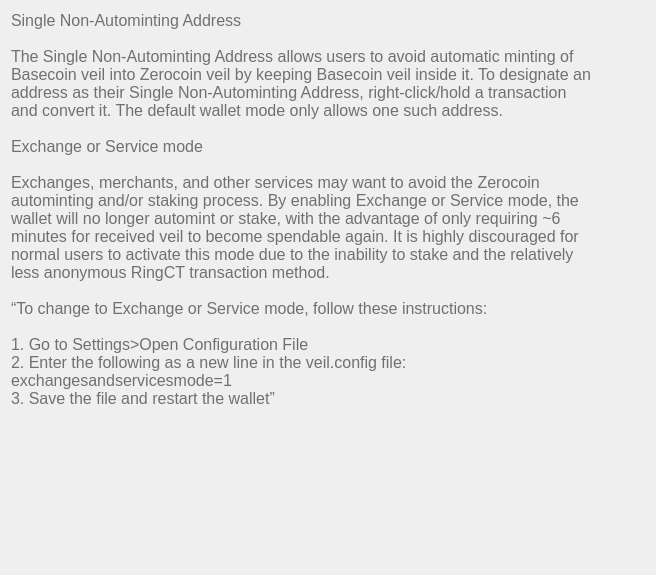
This is src/qt/veil/forms/settingsfaq06.ui in Veil-Project/veil as Qt 5 draws it before an edit. The edited form follows.
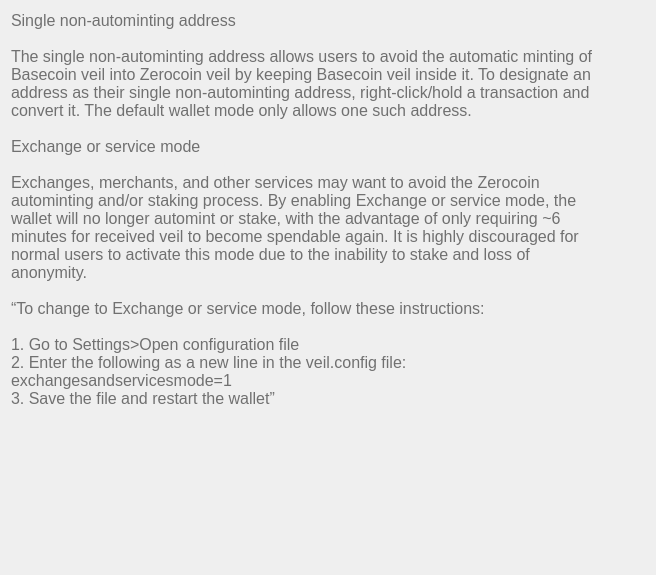
This is the edited form.

Commit message: Remove or update of Zerocoin privacy mentions

```diff
--- a/src/qt/veil/forms/settingsfaq06.ui
+++ b/src/qt/veil/forms/settingsfaq06.ui
@@ -33,17 +33,17 @@
       <string notr="true">font-weight:200;</string>
      </property>
      <property name="text">
-      <string>Single Non-Autominting Address
+      <string>Single non-autominting address
 
-The Single Non-Autominting Address allows users to avoid automatic minting of Basecoin veil into Zerocoin veil by keeping Basecoin veil inside it. To designate an address as their Single Non-Autominting Address, right-click/hold a transaction and convert it. The default wallet mode only allows one such address.
+The single non-autominting address allows users to avoid the automatic minting of Basecoin veil into Zerocoin veil by keeping Basecoin veil inside it. To designate an address as their single non-autominting address, right-click/hold a transaction and convert it. The default wallet mode only allows one such address.
 
-Exchange or Service mode
+Exchange or service mode
 
-Exchanges, merchants, and other services may want to avoid the Zerocoin autominting and/or staking process. By enabling Exchange or Service mode, the wallet will no longer automint or stake, with the advantage of only requiring ~6 minutes for received veil to become spendable again. It is highly discouraged for normal users to activate this mode due to the inability to stake and the relatively less anonymous RingCT transaction method.
+Exchanges, merchants, and other services may want to avoid the Zerocoin autominting and/or staking process. By enabling Exchange or service mode, the wallet will no longer automint or stake, with the advantage of only requiring ~6 minutes for received veil to become spendable again. It is highly discouraged for normal users to activate this mode due to the inability to stake and loss of anonymity.
 
-“To change to Exchange or Service mode, follow these instructions:
+“To change to Exchange or service mode, follow these instructions:
 
-1. Go to Settings&gt;Open Configuration File
+1. Go to Settings&gt;Open configuration file
 2. Enter the following as a new line in the veil.config file: exchangesandservicesmode=1
 3. Save the file and restart the wallet”					</string>
      </property>
```
The commit also changes 31 other files.
